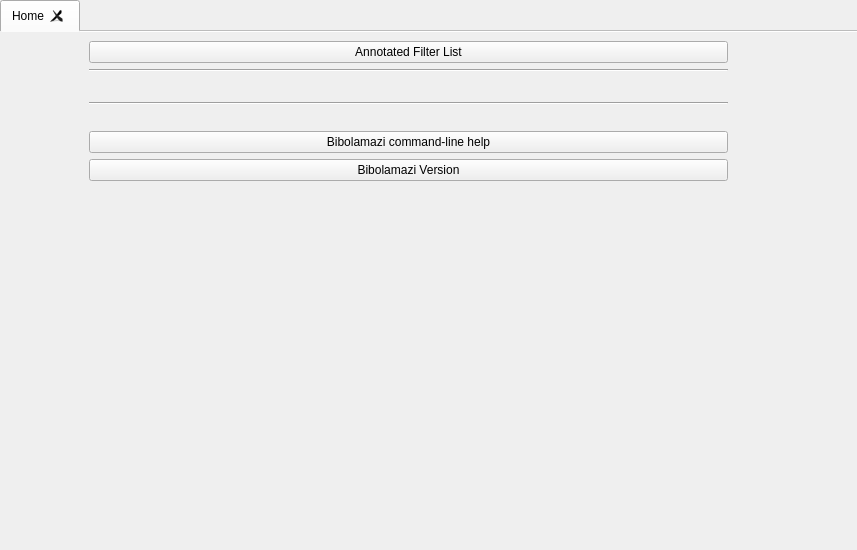
Qt form gui/helpbrowser.ui (phfaist/bibolamazi) before a commit.
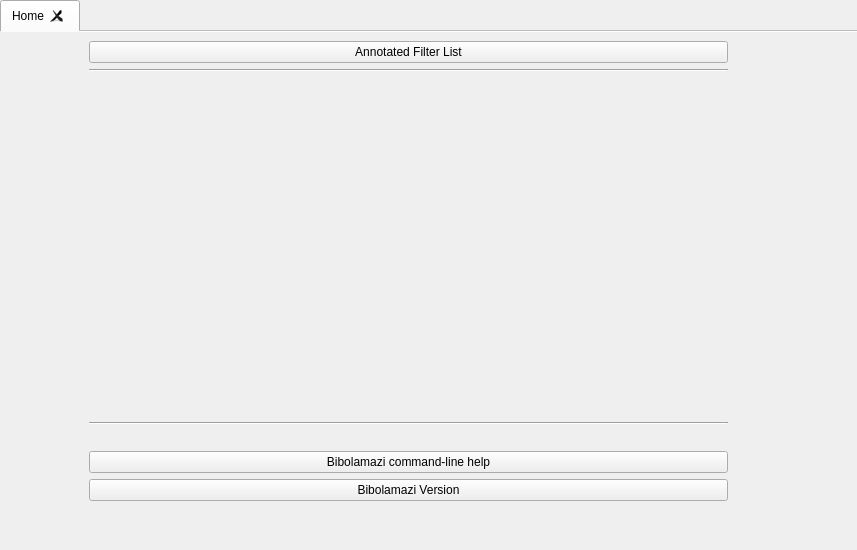
The same form after that commit.

The edit to the form file:
```diff
--- a/gui/helpbrowser.ui
+++ b/gui/helpbrowser.ui
@@ -72,8 +72,37 @@
           </widget>
          </item>
          <item>
-          <widget class="QWidget" name="wFilters" native="true">
-           <layout class="QVBoxLayout" name="lytHomeFilterButtons"/>
+          <widget class="QScrollArea" name="scrollArea">
+           <property name="frameShape">
+            <enum>QFrame::NoFrame</enum>
+           </property>
+           <property name="frameShadow">
+            <enum>QFrame::Plain</enum>
+           </property>
+           <property name="lineWidth">
+            <number>0</number>
+           </property>
+           <property name="widgetResizable">
+            <bool>true</bool>
+           </property>
+           <widget class="QWidget" name="wFilters">
+            <property name="geometry">
+             <rect>
+              <x>0</x>
+              <y>0</y>
+              <width>585</width>
+              <height>276</height>
+             </rect>
+            </property>
+            <layout class="QVBoxLayout" name="lytHomeFilterButtons">
+             <property name="leftMargin">
+              <number>50</number>
+             </property>
+             <property name="rightMargin">
+              <number>50</number>
+             </property>
+            </layout>
+           </widget>
           </widget>
          </item>
          <item>
@@ -124,6 +153,9 @@
            <property name="orientation">
             <enum>Qt::Vertical</enum>
            </property>
+           <property name="sizeType">
+            <enum>QSizePolicy::Preferred</enum>
+           </property>
            <property name="sizeHint" stdset="0">
             <size>
              <width>20</width>
```
